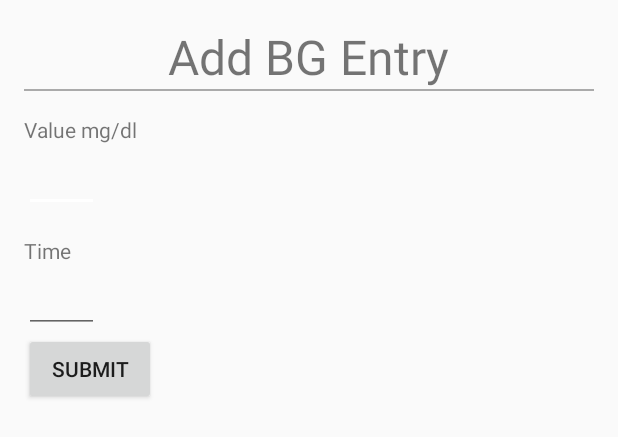
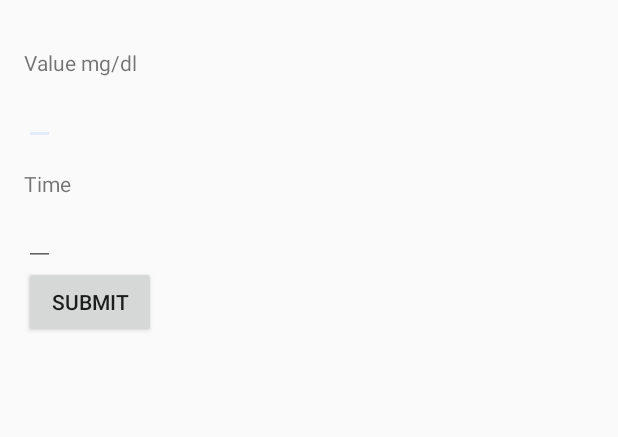
Before and after one commit to Zontzor/gc.android-app, an Android app: the layout activity_bg_reading_add.xml on its own in the app's theme, with its tools: preview values and no code run, on a phone screen of 412 x 824 dp. Shown: the top 437 px of the screen. Run offline under Robolectric (Android 15) with nearby library versions, the light colour scheme and no system bars.

Commit message:
Refactor layout

```diff
--- a/app/src/main/res/layout/activity_bg_reading_add.xml
+++ b/app/src/main/res/layout/activity_bg_reading_add.xml
@@ -8,18 +8,7 @@
     android:paddingTop="@dimen/activity_vertical_margin"
     android:paddingBottom="@dimen/activity_vertical_margin">
 
-    <TextView
-        android:id="@+id/text_add_bg_reading"
-        android:text="Add BG Entry"
-        android:textSize="32sp"
-        android:layout_width="wrap_content"
-        android:layout_height="wrap_content"
-        android:layout_gravity="center"/>
 
-    <View
-        android:layout_width="match_parent"
-        android:layout_height="1dp"
-        android:background="@android:color/darker_gray"/>
 
     <TextView
         android:id="@+id/text_bg_value"
@@ -30,7 +19,7 @@
 
     <EditText
         android:id="@+id/editText_bg_value"
-        android:layout_width="50dp"
+        android:layout_width="wrap_content"
         android:layout_height="wrap_content"
         android:layout_below="@+id/text_bg_value"
         android:inputType="numberDecimal"/>
@@ -44,7 +33,7 @@
 
     <EditText
         android:id="@+id/editText_bg_time"
-        android:layout_width="50dp"
+        android:layout_width="wrap_content"
         android:layout_height="wrap_content"
         android:layout_below="@+id/text_bg_value"/>
 
--- a/app/src/main/res/menu/activity_main_drawer.xml
+++ b/app/src/main/res/menu/activity_main_drawer.xml
@@ -19,7 +19,7 @@
             android:title="Settings" />
         <item
             android:id="@+id/nav_signout"
-            android:title="Sign Out" />
+            android:title="Sign Out"/>
     </group>
 
 </menu>
--- a/app/src/main/res/values/colors.xml
+++ b/app/src/main/res/values/colors.xml
@@ -2,7 +2,8 @@
 <resources>
     <color name="colorPrimary">#4273f9</color>
     <color name="colorPrimaryDark">#2658d7</color>
-    <color name="colorAccent">#FFFFFF</color>
+    <color name="colorAccent">#e4ecf7</color>
+    <color name="textColorPrimary">#FFFFFF</color>
 
     <color name="darkGreen">#23a350</color>
 
```
Also changed, not shown: app/src/main/AndroidManifest.xml (+4 -3 lines), app/src/main/java/com/example/alex/glucosecoach/activities/AddBGReadingActivity.java (+17 -6 lines), app/src/main/res/layout/app_bar_main.xml (+2 -5 lines), app/src/main/res/layout/toolbar.xml (added, +8 -0 lines), 1 other file.
